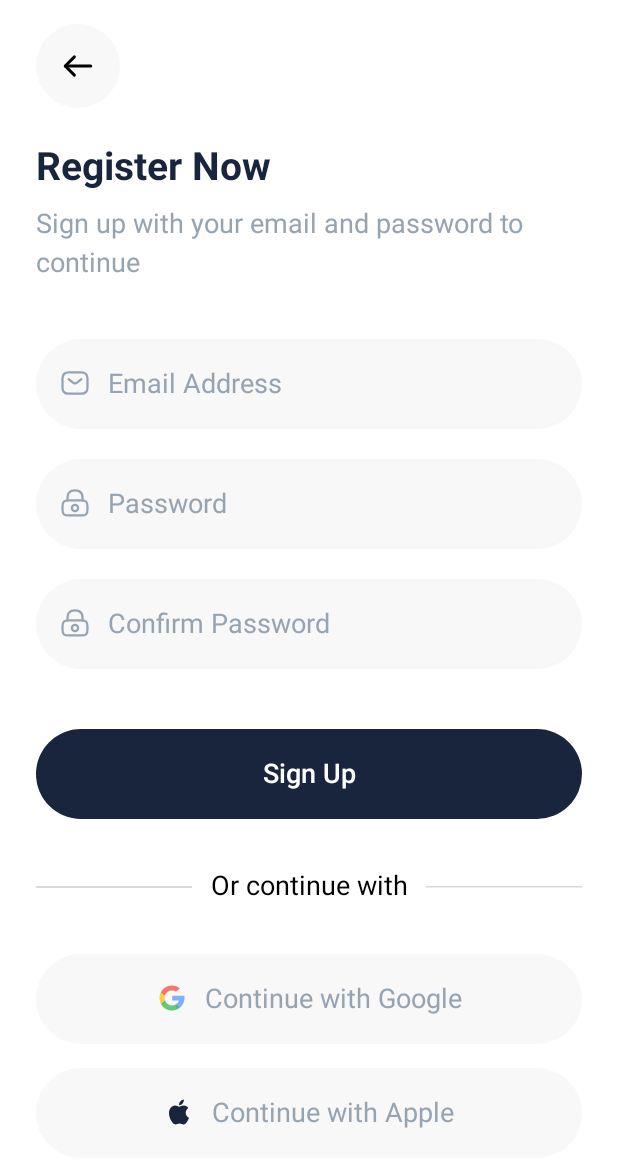
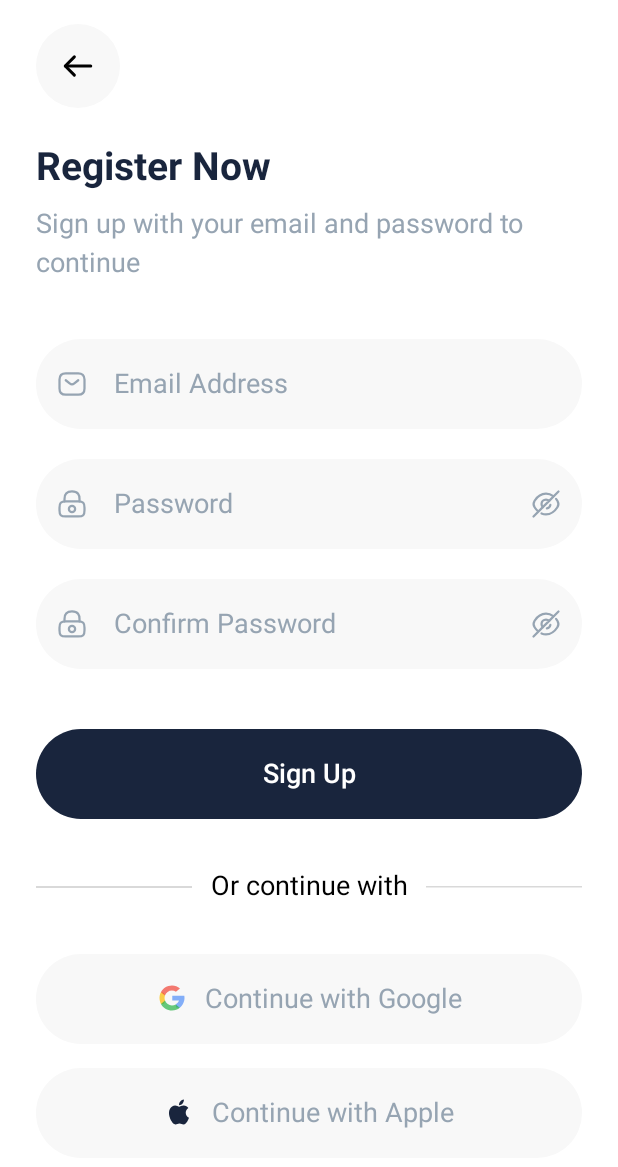
Before and after one commit to iZyadNasser/GronurGrocery, an Android app built with Jetpack Compose: the @Preview function PreviewRegisterScreen, on a phone screen of 412 x 824 dp. Shown: the top 1167 px of the screen. Run offline under Robolectric (Android 15) with nearby library versions, the phone set to English and light mode, and no system bars; Roboto replaces fonts that are not available here.

Commit message:
Added the password and confirm password visibility toggle behaviour

```diff
--- a/app/src/main/java/com/example/gronurgrocery/features/auth/presentation/components/FormTextField.kt
+++ b/app/src/main/java/com/example/gronurgrocery/features/auth/presentation/components/FormTextField.kt
@@ -1,11 +1,11 @@
 package com.example.gronurgrocery.features.auth.presentation.components
 
 import androidx.annotation.DrawableRes
+import androidx.compose.animation.animateContentSize
 import androidx.compose.foundation.background
-import androidx.compose.foundation.layout.Row
-import androidx.compose.foundation.layout.Spacer
+import androidx.compose.foundation.clickable
+import androidx.compose.foundation.interaction.MutableInteractionSource
 import androidx.compose.foundation.layout.height
-import androidx.compose.foundation.layout.width
 import androidx.compose.foundation.shape.RoundedCornerShape
 import androidx.compose.material3.Icon
 import androidx.compose.material3.MaterialTheme
@@ -13,6 +13,7 @@ import androidx.compose.material3.Text
 import androidx.compose.material3.TextField
 import androidx.compose.material3.TextFieldDefaults
 import androidx.compose.runtime.Composable
+import androidx.compose.runtime.remember
 import androidx.compose.ui.Modifier
 import androidx.compose.ui.draw.clip
 import androidx.compose.ui.focus.FocusState
@@ -21,6 +22,7 @@ import androidx.compose.ui.graphics.Color
 import androidx.compose.ui.res.painterResource
 import androidx.compose.ui.text.TextStyle
 import androidx.compose.ui.text.font.FontWeight
+import androidx.compose.ui.text.input.VisualTransformation
 import androidx.compose.ui.text.style.TextAlign
 import androidx.compose.ui.tooling.preview.Preview
 import androidx.compose.ui.unit.dp
@@ -36,35 +38,60 @@ fun FormTextField(
     fieldValue: String,
     onValueChange: (String) -> Unit,
     modifier: Modifier = Modifier,
+    @DrawableRes visibilityIconDrawable: Int? = null,
+    onVisibilityIconClick: (() -> Unit)? = null,
     onFocusChanged: (FocusState) -> Unit = {/* TODO: Remove this default lambda */},
-    isError: Boolean = false
+    isError: Boolean = false,
+    visualTransformation: VisualTransformation = VisualTransformation.None
 ) {
         TextField(
             value = fieldValue,
             onValueChange = { onValueChange(it) },
             singleLine = true,
             isError = isError,
-            placeholder = {
-                Row {
+            leadingIcon = {
                 Icon(
                     painter = painterResource(id = iconDrawable),
                     contentDescription = "email",
                     tint = Color(0xFF96A4B2)
                 )
-                    Spacer(modifier = Modifier.width(12.dp))
+            },
+            trailingIcon = {
+                if (visibilityIconDrawable != null) {
+                    Icon(
+                        painter = painterResource(id = visibilityIconDrawable),
+                        contentDescription = "toggle password visibility",
+                        tint = Color(0xFF96A4B2),
+                        modifier = if (onVisibilityIconClick != null) {
+                            Modifier
+                                .clickable(
+                                    indication = null,
+                                    interactionSource = remember { MutableInteractionSource() },
+                                ) {
+                                    onVisibilityIconClick()
+                                }
+                                .animateContentSize()
+                        } else {
+                            Modifier
+                                .animateContentSize()
+                        }
+                    )
+                }
+            },
+            placeholder = {
                 Text(
                     text = label,
                     style = MaterialTheme.typography.bodyLarge,
                     textAlign = TextAlign.Start,
                     color = Color(0xFF96A4B2)
                 )
-                }
             },
             colors = TextFieldDefaults.colors(
                 focusedContainerColor = Color.Transparent,
                 unfocusedContainerColor = Color.Transparent,
                 focusedIndicatorColor = Color.Transparent,
                 unfocusedIndicatorColor = Color.Transparent,
+                errorIndicatorColor = Color.Transparent,
                 cursorColor = background
             ),
             textStyle = TextStyle(
@@ -75,6 +102,7 @@ fun FormTextField(
                 //fontFamily = FontFamily(Font(R.font.inter_bold)),
                 textAlign = TextAlign.Start
             ),
+            visualTransformation = visualTransformation,
             modifier = modifier
                 .clip(RoundedCornerShape(30.dp))
                 .height(60.dp)
@@ -90,6 +118,7 @@ private fun PreviewFormTextField() {
         FormTextField(
             label = "Email Address",
             iconDrawable = R.drawable.sms,
+            visibilityIconDrawable = R.drawable.outline_visibility_off,
             fieldValue = "",
             onValueChange = {},
             onFocusChanged = {}
--- a/app/src/main/java/com/example/gronurgrocery/features/auth/presentation/register/RegisterScreen.kt
+++ b/app/src/main/java/com/example/gronurgrocery/features/auth/presentation/register/RegisterScreen.kt
@@ -20,10 +20,11 @@ import androidx.compose.material3.Text
 import androidx.compose.runtime.Composable
 import androidx.compose.ui.Modifier
 import androidx.compose.ui.graphics.Color
+import androidx.compose.ui.text.input.PasswordVisualTransformation
+import androidx.compose.ui.text.input.VisualTransformation
 import androidx.compose.ui.text.style.TextAlign
 import androidx.compose.ui.tooling.preview.Preview
 import androidx.compose.ui.unit.dp
-import androidx.lifecycle.ViewModel
 import androidx.lifecycle.viewmodel.compose.viewModel
 import com.example.gronurgrocery.R
 import com.example.gronurgrocery.features.auth.presentation.components.FormButton
@@ -113,8 +114,11 @@ fun RegisterScreen(
                 label = "Password",
                 iconDrawable = R.drawable.lock,
                 fieldValue = uiState.passwordText,
+                visibilityIconDrawable = if (uiState.isPasswordVisible) R.drawable.outline_visibility else R.drawable.outline_visibility_off,
+                onVisibilityIconClick = { registerViewModel.togglePasswordVisibility() },
                 onValueChange = { registerViewModel.updatePasswordState(it) },
                 isError = uiState.passwordError != null,
+                visualTransformation = if (uiState.isPasswordVisible) VisualTransformation.None else PasswordVisualTransformation(),
                 modifier = Modifier
                     .fillMaxWidth()
             )
@@ -138,9 +142,12 @@ fun RegisterScreen(
             FormTextField(
                 label = "Confirm Password",
                 iconDrawable = R.drawable.lock,
+                visibilityIconDrawable = if (uiState.isConfirmPasswordVisible) R.drawable.outline_visibility else R.drawable.outline_visibility_off,
+                onVisibilityIconClick = { registerViewModel.toggleConfirmPasswordVisibility() },
                 fieldValue = uiState.confirmPasswordText,
                 onValueChange = { registerViewModel.updateConfirmPasswordState(it) },
                 isError = uiState.confirmPasswordError != null,
+                visualTransformation = if (uiState.isConfirmPasswordVisible) VisualTransformation.None else PasswordVisualTransformation(),
                 modifier = Modifier
                     .fillMaxWidth()
             )
--- a/app/src/main/java/com/example/gronurgrocery/features/auth/presentation/register/RegisterState.kt
+++ b/app/src/main/java/com/example/gronurgrocery/features/auth/presentation/register/RegisterState.kt
@@ -6,5 +6,7 @@ data class RegisterState(
     val confirmPasswordText: String = "",
     val emailError: String? = null,
     val passwordError: String? = null,
-    val confirmPasswordError: String? = null
+    val confirmPasswordError: String? = null,
+    val isPasswordVisible: Boolean = false,
+    val isConfirmPasswordVisible: Boolean = false
 )
--- a/app/src/main/java/com/example/gronurgrocery/features/auth/presentation/register/RegisterViewModel.kt
+++ b/app/src/main/java/com/example/gronurgrocery/features/auth/presentation/register/RegisterViewModel.kt
@@ -33,4 +33,16 @@ class RegisterViewModel : ViewModel() {
         )
     }
 
+    fun togglePasswordVisibility() {
+        _state.value = _state.value.copy(
+            isPasswordVisible = !_state.value.isPasswordVisible
+        )
+    }
+
+    fun toggleConfirmPasswordVisibility() {
+        _state.value = _state.value.copy(
+            isConfirmPasswordVisible = !_state.value.isConfirmPasswordVisible
+        )
+    }
+
 }
--- /dev/null
+++ b/app/src/main/res/drawable-nodpi/outline_visibility_off.xml
@@ -0,0 +1,48 @@
+<vector xmlns:android="http://schemas.android.com/apk/res/android"
+    android:width="20dp"
+    android:height="20dp"
+    android:viewportWidth="20"
+    android:viewportHeight="20">
+  <path
+      android:pathData="M12.108,7.892L7.892,12.108C7.35,11.567 7.017,10.825 7.017,10C7.017,8.35 8.35,7.017 10,7.017C10.825,7.017 11.567,7.35 12.108,7.892Z"
+      android:strokeLineJoin="round"
+      android:strokeWidth="1.5"
+      android:fillColor="#00000000"
+      android:strokeColor="#96A4B2"
+      android:strokeLineCap="round"/>
+  <path
+      android:pathData="M14.85,4.808C13.392,3.708 11.725,3.108 10,3.108C7.058,3.108 4.317,4.842 2.408,7.842C1.658,9.017 1.658,10.992 2.408,12.167C3.067,13.2 3.833,14.092 4.667,14.808"
+      android:strokeLineJoin="round"
+      android:strokeWidth="1.5"
+      android:fillColor="#00000000"
+      android:strokeColor="#96A4B2"
+      android:strokeLineCap="round"/>
+  <path
+      android:pathData="M7.017,16.275C7.967,16.675 8.975,16.892 10,16.892C12.942,16.892 15.683,15.158 17.592,12.158C18.342,10.983 18.342,9.008 17.592,7.833C17.317,7.4 17.017,6.992 16.708,6.608"
+      android:strokeLineJoin="round"
+      android:strokeWidth="1.5"
+      android:fillColor="#00000000"
+      android:strokeColor="#96A4B2"
+      android:strokeLineCap="round"/>
+  <path
+      android:pathData="M12.925,10.583C12.708,11.759 11.75,12.717 10.575,12.934"
+      android:strokeLineJoin="round"
+      android:strokeWidth="1.5"
+      android:fillColor="#00000000"
+      android:strokeColor="#96A4B2"
+      android:strokeLineCap="round"/>
+  <path
+      android:pathData="M7.891,12.108L1.666,18.333"
+      android:strokeLineJoin="round"
+      android:strokeWidth="1.5"
+      android:fillColor="#00000000"
+      android:strokeColor="#96A4B2"
+      android:strokeLineCap="round"/>
+  <path
+      android:pathData="M18.333,1.666L12.108,7.891"
+      android:strokeLineJoin="round"
+      android:strokeWidth="1.5"
+      android:fillColor="#00000000"
+      android:strokeColor="#96A4B2"
+      android:strokeLineCap="round"/>
+</vector>
--- /dev/null
+++ b/app/src/main/res/drawable/outline_visibility.xml
@@ -0,0 +1,5 @@
+<vector xmlns:android="http://schemas.android.com/apk/res/android" android:autoMirrored="true" android:height="20dp" android:tint="#96A4B2" android:viewportHeight="24" android:viewportWidth="24" android:width="20dp">
+
+    <path android:fillColor="@android:color/white" android:pathData="M12,6c3.79,0 7.17,2.13 8.82,5.5C19.17,14.87 15.79,17 12,17s-7.17,-2.13 -8.82,-5.5C4.83,8.13 8.21,6 12,6m0,-2C7,4 2.73,7.11 1,11.5 2.73,15.89 7,19 12,19s9.27,-3.11 11,-7.5C21.27,7.11 17,4 12,4zM12,9c1.38,0 2.5,1.12 2.5,2.5S13.38,14 12,14s-2.5,-1.12 -2.5,-2.5S10.62,9 12,9m0,-2c-2.48,0 -4.5,2.02 -4.5,4.5S9.52,16 12,16s4.5,-2.02 4.5,-4.5S14.48,7 12,7z"/>
+
+</vector>
```
Lines whose indentation alone changed are shown as unchanged.
